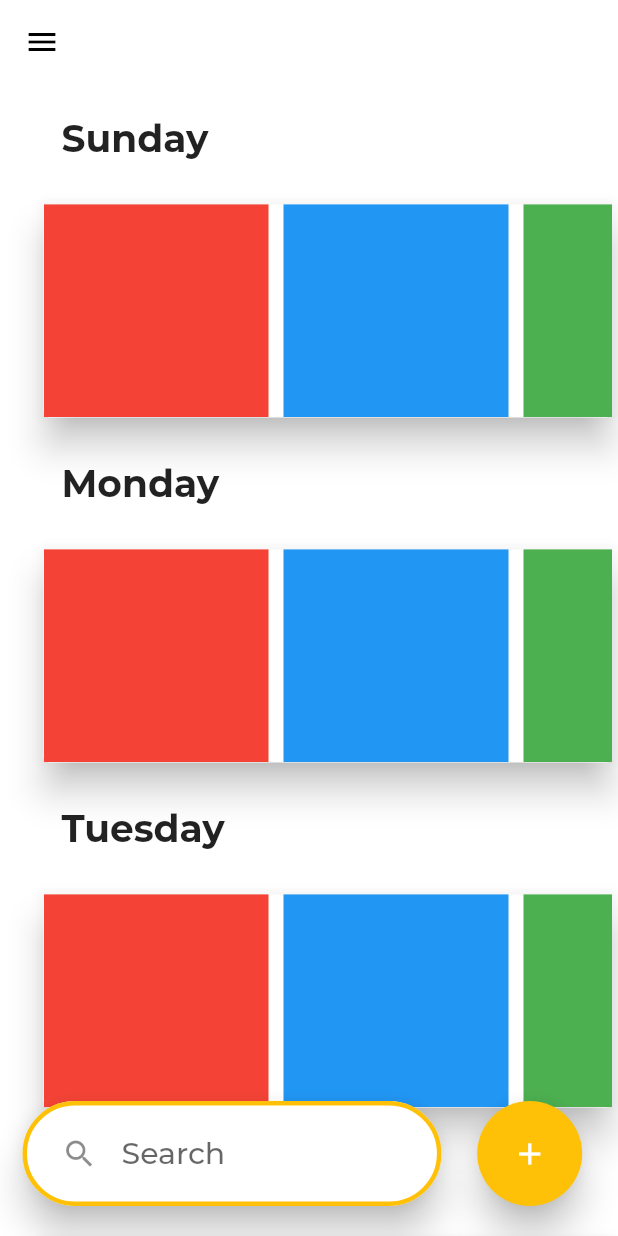
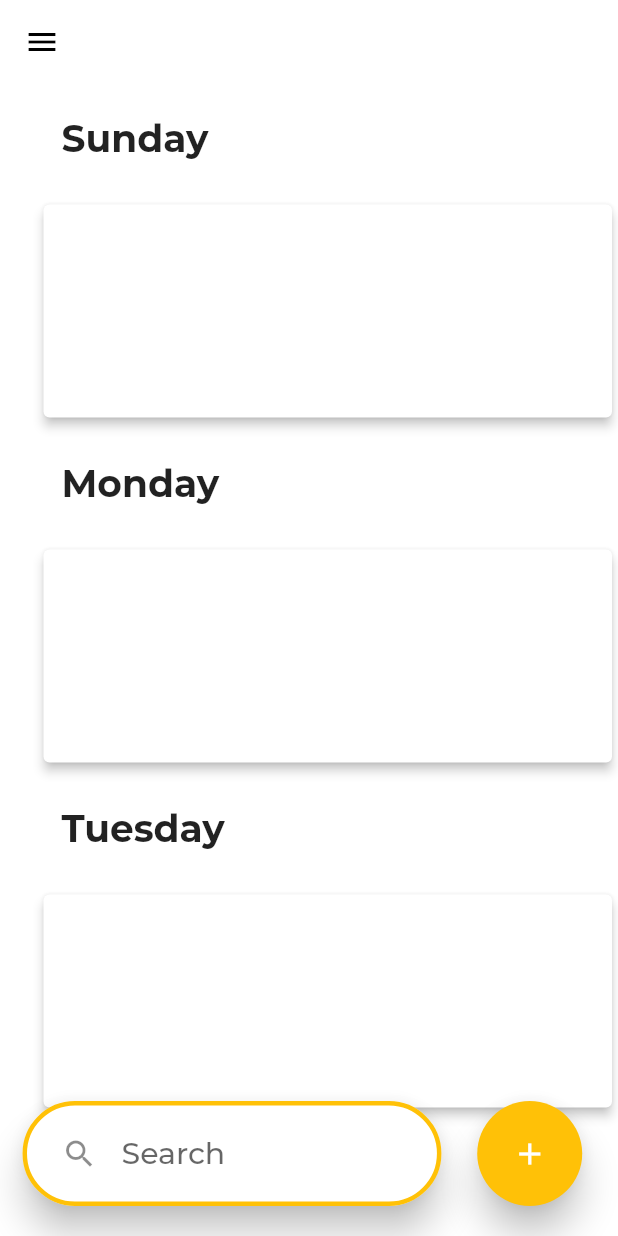
Before and after one commit to deninpaul/Medic.ly, a Flutter app: the screen it shows after launch, scrolled down 576 dp, on a phone screen of 412 x 824 dp. Run offline on Flutter 3.47's test engine with Material 2 defaults, Android fonts, the phone set to English and light mode, and no system bars; our stand-ins replace sqflite; accounts and stored records are empty; project files that could hold a hidden picture were left out.

```diff
--- a/app/lib/ui/home.dart
+++ b/app/lib/ui/home.dart
@@ -68,7 +68,7 @@ class BottomDrawer extends StatelessWidget {
               children: <Widget>[
                 Container(height: 20),
                 new Container(
-                  child: medThisDay("Todays"),
+                  child: medToday("Todays"),
                   padding: EdgeInsets.all(0.0),
                 ),
               ],
@@ -144,3 +144,65 @@ class BottomFABs extends StatelessWidget {
     );
   }
 }
+
+Widget medToday(String dayofweek){
+  return Container(
+    child: Column(
+      crossAxisAlignment: CrossAxisAlignment.center,
+      mainAxisSize: MainAxisSize.max,
+      mainAxisAlignment: MainAxisAlignment.start,
+      children: <Widget>[
+        Container(
+          width: 330,
+          child: Text(
+            "$dayofweek",
+            style: TextStyle(
+              fontSize: 25,
+              fontWeight: FontWeight.w700,
+            ),
+            textAlign: TextAlign.left,
+          ),
+        ),
+        new Container(
+          margin: EdgeInsets.only(left:25, bottom: 25, top: 25),
+          height: 150,
+          child: Card(
+            child: todayMedListView(),
+            elevation: 10,
+          ),
+
+        )]));
+}
+
+Widget todayMedListView() {
+  return ListView(
+    scrollDirection: Axis.horizontal,
+    children: <Widget>[
+      Container(
+        width: 150.0,
+        color: Colors.red,
+        margin: EdgeInsets.only(right: 10),
+      ),
+      Container(
+        width: 150.0,
+        color: Colors.blue,
+        margin: EdgeInsets.only(right: 10),
+      ),
+      Container(
+        width: 150.0,
+        color: Colors.green,
+        margin: EdgeInsets.only(right: 10),
+      ),
+      Container(
+        width: 150.0,
+        color: Colors.yellow,
+        margin: EdgeInsets.only(right: 10),
+      ),
+      Container(
+        width: 150.0,
+        color: Colors.orange,
+        margin: EdgeInsets.only(right: 10),
+      ),
+    ],
+  );
+}
--- a/app/lib/ui/medlist.dart
+++ b/app/lib/ui/medlist.dart
@@ -1,6 +1,9 @@
 import 'package:app/main.dart';
 import 'package:app/ui/home.dart';
 import 'package:flutter/material.dart';
+import 'package:app/utils/database_helper.dart';
+import 'package:app/models/medicine.dart';
+import 'package:sqflite/sqflite.dart';
 
 class MedList extends StatelessWidget {
   @override
@@ -28,26 +31,65 @@ class MedListPage extends StatefulWidget {
 }
 
 class ListMedByDay extends State<MedListPage> {
+
+  DatabaseHelper databaseHelper =DatabaseHelper();
+  List<Medicine> sunList, monList, tueList, wedList, thuList, friList, satList;
+
   @override
   Widget build(BuildContext context) {
+    if(sunList == null){
+      sunList= List<Medicine>();
+      updateListView("sunday", sunList);
+    }
+
+    if(monList == null){
+      monList= List<Medicine>();
+      updateListView("monday", monList);
+    }
+
+    if(tueList == null){
+      tueList= List<Medicine>();
+      updateListView("tuesday", tueList);
+    }
+
+    if(wedList == null){
+      wedList= List<Medicine>();
+      updateListView("wednesday", wedList);
+    }
+
+    if(thuList == null){
+      thuList= List<Medicine>();
+      updateListView("thursday", thuList);
+    }
+
+    if(friList == null){
+      friList= List<Medicine>();
+      updateListView("friday", friList);
+    }
+
+    if(satList == null){
+      satList= List<Medicine>();
+      updateListView("saturday", satList);
+    }
+
     return ListView(
       children: <Widget>[
-        medThisDay("Sunday"),
-        medThisDay("Monday"),
-        medThisDay("Tuesday"),
-        medThisDay("Wednesday"),
-        medThisDay("Thursday"),
-        medThisDay("Friday"),
-        medThisDay("Saturday"),
+        medThisDay("Sunday", sunList),
+        medThisDay("Monday", monList),
+        medThisDay("Tuesday", tueList),
+        medThisDay("Wednesday", wedList),
+        medThisDay("Thursday", thuList),
+        medThisDay("Friday", friList),
+        medThisDay("Saturday", satList),
         Container(
           height: 100,
         ),
       ],
     );
   }
-}
 
-Widget medThisDay(String dayofweek) {
+
+Widget medThisDay(String dayofweek, List<Medicine> daylist) {
   return Container(
     child: Column(
       crossAxisAlignment: CrossAxisAlignment.center,
@@ -69,8 +111,8 @@ Widget medThisDay(String dayofweek) {
           margin: EdgeInsets.only(left:25, bottom: 25, top: 25),
           height: 150,
           child: Card(
-            child: getListView(),
-            elevation: 10,
+            child: getMedListView(daylist),
+            elevation: 3,
           ),
 
         ),
@@ -78,36 +120,51 @@ Widget medThisDay(String dayofweek) {
     ),
   );
 }
-
-ListView getListView() {
-  return ListView(
+  ListView getMedListView(List<Medicine> daylist) {
+  return ListView.builder(
     scrollDirection: Axis.horizontal,
-    children: <Widget>[
-      Container(
-        width: 150.0,
-        color: Colors.red,
-        margin: EdgeInsets.only(right: 10),
-      ),
-      Container(
-        width: 150.0,
-        color: Colors.blue,
-        margin: EdgeInsets.only(right: 10),
-      ),
-      Container(
-        width: 150.0,
-        color: Colors.green,
-        margin: EdgeInsets.only(right: 10),
-      ),
-      Container(
-        width: 150.0,
-        color: Colors.yellow,
-        margin: EdgeInsets.only(right: 10),
-      ),
-      Container(
-        width: 150.0,
-        color: Colors.orange,
-        margin: EdgeInsets.only(right: 10),
-      ),
-    ],
+    itemCount: daylist.length,
+    itemBuilder: (context, int position){
+      return Card(
+        color: Colors.white,
+        elevation: 5,
+        child: Container(
+          width: 150,
+          height: 150,
+          padding: EdgeInsets.all(20),
+          child: Column(
+            mainAxisAlignment: MainAxisAlignment.start,
+            crossAxisAlignment: CrossAxisAlignment.start,
+            mainAxisSize: MainAxisSize.max,
+            children: <Widget>[
+              Container(
+                height: 80,
+                width: 80,
+                child: Icon(Icons.remove_circle),
+              ),
+              Text(daylist[position].title, style:TextStyle(fontSize: 14, fontWeight: FontWeight.w700, color: Colors.black) ),
+              Text(daylist[position].title, style:TextStyle(fontSize: 14, fontWeight: FontWeight.w800))
+            ],
+          )
+        ),
+        );
+    },
   );
 }
+
+void updateListView(String day, List<Medicine> daylist) {
+
+		final Future<Database> dbFuture = databaseHelper.initializeDatabase();
+		dbFuture.then((database) {
+
+			Future<List<Medicine>> noteListFuture = databaseHelper.getNoteList(day);
+			noteListFuture.then((noteList) {
+				setState(() {
+				  daylist = noteList;
+          debugPrint("${daylist.length}");
+				});
+			});
+		});
+  }
+
+}
```
Also changed, not shown: app/lib/models/medicine.dart (+9 -9 lines), app/lib/utils/database_helper.dart (+24 -0 lines).
